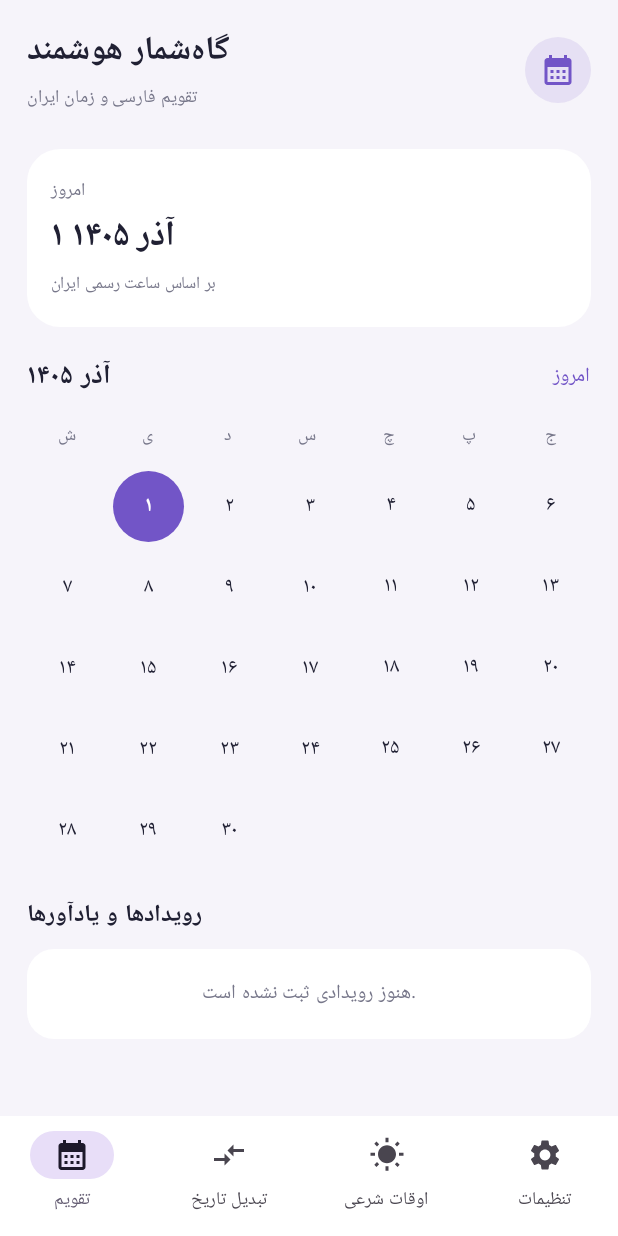
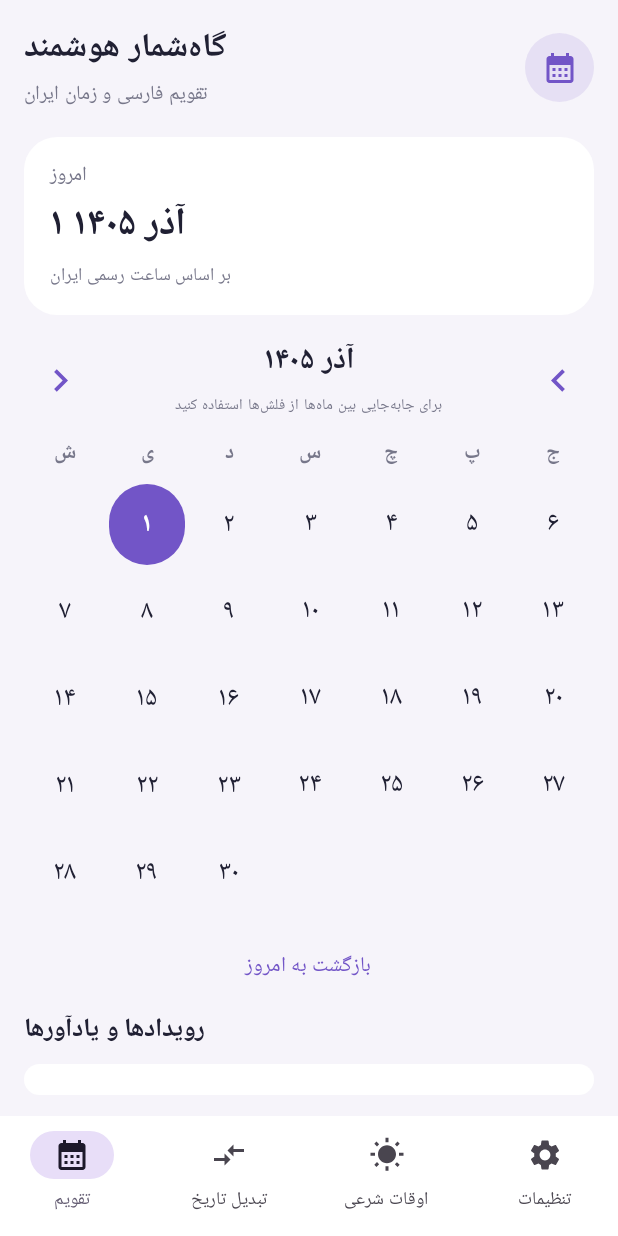
Before and after one commit to mohsen64ehsani-beep/PersianCalendarApp, an Android app built with Jetpack Compose: the screen it shows after launch (MainActivity), on a phone screen of 412 x 824 dp. Run offline under Robolectric (Android 15) with nearby library versions, the phone set to English and light mode, and no system bars.

Commit message:
Improve calendar navigation and enlarge Persian date numbers

```diff
--- a/app/src/main/java/ir/persiancalendar/app/MainActivity.kt
+++ b/app/src/main/java/ir/persiancalendar/app/MainActivity.kt
@@ -3,7 +3,6 @@ package ir.persiancalendar.app
 import android.os.Bundle
 import android.icu.util.Calendar
 import android.icu.util.ULocale
-import java.util.Locale
 import androidx.activity.ComponentActivity
 import androidx.activity.compose.setContent
 import androidx.compose.foundation.background
@@ -16,6 +15,8 @@ import androidx.compose.foundation.shape.CircleShape
 import androidx.compose.foundation.shape.RoundedCornerShape
 import androidx.compose.material.icons.Icons
 import androidx.compose.material.icons.filled.CalendarMonth
+import androidx.compose.material.icons.filled.ChevronLeft
+import androidx.compose.material.icons.filled.ChevronRight
 import androidx.compose.material.icons.filled.CompareArrows
 import androidx.compose.material.icons.filled.Settings
 import androidx.compose.material.icons.filled.WbSunny
@@ -41,10 +42,14 @@ private val Muted = Color(0xFF77778A)
 private val Purple = Color(0xFF7255C7)
 private val CanvasColor = Color(0xFFF6F4FA)
 private val MonthNames = listOf("فروردین", "اردیبهشت", "خرداد", "تیر", "مرداد", "شهریور", "مهر", "آبان", "آذر", "دی", "بهمن", "اسفند")
-private val WeekDays = listOf("ش", "ی", "د", "س", "چ", "پ", "ج")
+private val WeekDays = listOf("شنبه", "یکشنبه", "دوشنبه", "سه‌شنبه", "چهارشنبه", "پنجشنبه", "جمعه")
+private val PersianDigits = "۰۱۲۳۴۵۶۷۸۹"
 
 private fun faNumber(value: Int): String =
-    value.toString().map { if (it in '0'..'9') "۰۱۲۳۴۵۶۷۸۹"[it - '0'] else it }.joinToString("")
+    value.toString().map { if (it in '0'..'9') PersianDigits[it - '0'] else it }.joinToString("")
+
+private fun persianCalendar(): Calendar =
+    Calendar.getInstance(android.icu.util.TimeZone.getTimeZone("Asia/Tehran"), ULocale("fa_IR@calendar=persian"))
 
 @Composable
 private fun PersianCalendarApp() {
@@ -76,70 +81,107 @@ private fun PersianCalendarApp() {
 @Composable
 private fun CalendarHome() {
     val today = remember {
-        Calendar.getInstance(android.icu.util.TimeZone.getTimeZone("Asia/Tehran"), ULocale("fa_IR@calendar=persian")).apply {
-            timeInMillis = System.currentTimeMillis()
+        persianCalendar().apply { timeInMillis = System.currentTimeMillis() }
+    }
+    val todayYear = today.get(Calendar.YEAR)
+    val todayMonth = today.get(Calendar.MONTH)
+    val todayDay = today.get(Calendar.DAY_OF_MONTH)
+
+    var visibleYear by remember { mutableIntStateOf(todayYear) }
+    var visibleMonth by remember { mutableIntStateOf(todayMonth) }
+    var selectedDay by remember { mutableIntStateOf(todayDay) }
+
+    val monthCalendar = remember(visibleYear, visibleMonth) {
+        persianCalendar().apply {
+            set(Calendar.YEAR, visibleYear)
+            set(Calendar.MONTH, visibleMonth)
+            set(Calendar.DAY_OF_MONTH, 1)
         }
     }
-    val year = today.get(Calendar.YEAR)
-    val month = today.get(Calendar.MONTH)
-    val day = today.get(Calendar.DAY_OF_MONTH)
-    val firstDay = remember(year, month) {
-        Calendar.getInstance(android.icu.util.TimeZone.getTimeZone("Asia/Tehran"), ULocale("fa_IR@calendar=persian")).apply {
-            timeInMillis = today.timeInMillis
-            set(Calendar.DAY_OF_MONTH, 1)
-        }.get(Calendar.DAY_OF_WEEK)
-    }
-    val monthLength = today.getActualMaximum(Calendar.DAY_OF_MONTH)
-    val offset = firstDay % 7
+    val firstDay = monthCalendar.get(Calendar.DAY_OF_WEEK)
+    val monthLength = monthCalendar.getActualMaximum(Calendar.DAY_OF_MONTH)
+    val offset = firstDay % 7 // ICU: Sunday=1; Persian calendar grid starts Saturday.
     val cells = (0 until offset).map { 0 } + (1..monthLength).toList()
 
-    Column(Modifier.fillMaxSize().padding(horizontal = 18.dp, vertical = 16.dp)) {
+    fun moveMonth(amount: Int) {
+        val moved = persianCalendar().apply {
+            set(Calendar.YEAR, visibleYear)
+            set(Calendar.MONTH, visibleMonth)
+            set(Calendar.DAY_OF_MONTH, 1)
+            add(Calendar.MONTH, amount)
+        }
+        visibleYear = moved.get(Calendar.YEAR)
+        visibleMonth = moved.get(Calendar.MONTH)
+        selectedDay = 1
+    }
+
+    Column(Modifier.fillMaxSize().padding(horizontal = 16.dp, vertical = 14.dp)) {
         Row(Modifier.fillMaxWidth(), verticalAlignment = Alignment.CenterVertically, horizontalArrangement = Arrangement.SpaceBetween) {
             Column {
                 Text("گاه‌شمار هوشمند", color = Ink, fontSize = 22.sp, fontWeight = FontWeight.Bold)
-                Text("تقویم فارسی و زمان ایران", color = Muted, fontSize = 12.sp)
+                Text("تقویم فارسی و زمان ایران", color = Muted, fontSize = 13.sp)
             }
-            Box(Modifier.size(44.dp).background(Purple.copy(alpha = 0.12f), CircleShape), contentAlignment = Alignment.Center) {
+            Box(Modifier.size(46.dp).background(Purple.copy(alpha = 0.12f), CircleShape), contentAlignment = Alignment.Center) {
                 Icon(Icons.Default.CalendarMonth, null, tint = Purple)
             }
         }
-        Spacer(Modifier.height(22.dp))
+        Spacer(Modifier.height(16.dp))
         Card(colors = CardDefaults.cardColors(containerColor = Color.White), shape = RoundedCornerShape(22.dp), modifier = Modifier.fillMaxWidth()) {
-            Column(Modifier.padding(16.dp)) {
-                Text("امروز", color = Muted, fontSize = 12.sp)
-                Text(faNumber(day) + " " + MonthNames[month] + " " + faNumber(year), color = Ink, fontSize = 23.sp, fontWeight = FontWeight.Bold)
-                Text("بر اساس ساعت رسمی ایران", color = Muted, fontSize = 11.sp)
+            Column(Modifier.padding(horizontal = 17.dp, vertical = 14.dp)) {
+                Text(if (visibleYear == todayYear && visibleMonth == todayMonth && selectedDay == todayDay) "امروز" else "تاریخ انتخاب‌شده", color = Muted, fontSize = 13.sp)
+                Text(faNumber(selectedDay) + " " + MonthNames[visibleMonth] + " " + faNumber(visibleYear), color = Ink, fontSize = 25.sp, fontWeight = FontWeight.Bold)
+                Text("بر اساس ساعت رسمی ایران", color = Muted, fontSize = 12.sp)
             }
         }
-        Spacer(Modifier.height(18.dp))
+        Spacer(Modifier.height(14.dp))
         Row(Modifier.fillMaxWidth(), horizontalArrangement = Arrangement.SpaceBetween, verticalAlignment = Alignment.CenterVertically) {
-            Text(MonthNames[month] + " " + faNumber(year), color = Ink, fontSize = 18.sp, fontWeight = FontWeight.Bold)
-            Text("امروز", color = Purple, fontSize = 13.sp, modifier = Modifier.clickable { })
+            IconButton(onClick = { moveMonth(-1) }) { Icon(Icons.Default.ChevronRight, "ماه قبل", tint = Purple, modifier = Modifier.size(30.dp)) }
+            Column(horizontalAlignment = Alignment.CenterHorizontally) {
+                Text(MonthNames[visibleMonth] + " " + faNumber(visibleYear), color = Ink, fontSize = 20.sp, fontWeight = FontWeight.Bold)
+                Text("برای جابه‌جایی بین ماه‌ها از فلش‌ها استفاده کنید", color = Muted, fontSize = 10.sp)
+            }
+            IconButton(onClick = { moveMonth(1) }) { Icon(Icons.Default.ChevronLeft, "ماه بعد", tint = Purple, modifier = Modifier.size(30.dp)) }
         }
-        Spacer(Modifier.height(12.dp))
+        Spacer(Modifier.height(8.dp))
         Row(Modifier.fillMaxWidth()) {
             WeekDays.forEach { name ->
-                Text(name, Modifier.weight(1f), textAlign = TextAlign.Center, color = Muted, fontSize = 12.sp, fontWeight = FontWeight.Medium)
+                Text(name.take(1), Modifier.weight(1f), textAlign = TextAlign.Center, color = Muted, fontSize = 14.sp, fontWeight = FontWeight.SemiBold)
             }
         }
-        Spacer(Modifier.height(8.dp))
+        Spacer(Modifier.height(6.dp))
         LazyVerticalGrid(columns = GridCells.Fixed(7), modifier = Modifier.fillMaxWidth(), userScrollEnabled = false) {
             items(cells) { value ->
+                val isSelected = value != 0 && value == selectedDay
                 Box(
-                    Modifier.fillMaxWidth().padding(3.dp).aspectRatio(1f).then(
-                        if (value == day) Modifier.background(Purple, CircleShape) else Modifier
-                    ),
+                    Modifier.fillMaxWidth().padding(2.dp).aspectRatio(0.94f).then(
+                        if (isSelected) Modifier.background(Purple, CircleShape) else Modifier
+                    ).clickable(enabled = value != 0) { selectedDay = value },
                     contentAlignment = Alignment.Center
                 ) {
-                    if (value != 0) Text(faNumber(value), color = if (value == day) Color.White else Ink, fontSize = 14.sp, fontWeight = if (value == day) FontWeight.Bold else FontWeight.Normal)
+                    if (value != 0) {
+                        Text(
+                            faNumber(value),
+                            color = if (isSelected) Color.White else Ink,
+                            fontSize = 18.sp,
+                            fontWeight = if (isSelected) FontWeight.Bold else FontWeight.Medium
+                        )
+                    }
                 }
             }
         }
-        Spacer(Modifier.height(16.dp))
-        Text("رویدادها و یادآورها", color = Ink, fontSize = 16.sp, fontWeight = FontWeight.Bold)
-        Spacer(Modifier.height(8.dp))
+        Spacer(Modifier.height(10.dp))
+        Row(Modifier.fillMaxWidth(), horizontalArrangement = Arrangement.Center) {
+            TextButton(onClick = {
+                visibleYear = todayYear
+                visibleMonth = todayMonth
+                selectedDay = todayDay
+            }) { Text("بازگشت به امروز", color = Purple, fontSize = 14.sp) }
+        }
+        Spacer(Modifier.height(4.dp))
+        Text("رویدادها و یادآورها", color = Ink, fontSize = 17.sp, fontWeight = FontWeight.Bold)
+        Spacer(Modifier.height(7.dp))
         Card(colors = CardDefaults.cardColors(containerColor = Color.White), shape = RoundedCornerShape(18.dp), modifier = Modifier.fillMaxWidth()) {
-            Text("هنوز رویدادی ثبت نشده است.", Modifier.padding(18.dp).fillMaxWidth(), textAlign = TextAlign.Center, color = Muted, fontSize = 13.sp)
+            Text("هنوز رویدادی برای این روز ثبت نشده است.", Modifier.padding(16.dp).fillMaxWidth(), textAlign = TextAlign.Center, color = Muted, fontSize = 13.sp)
         }
     }
 }
```
